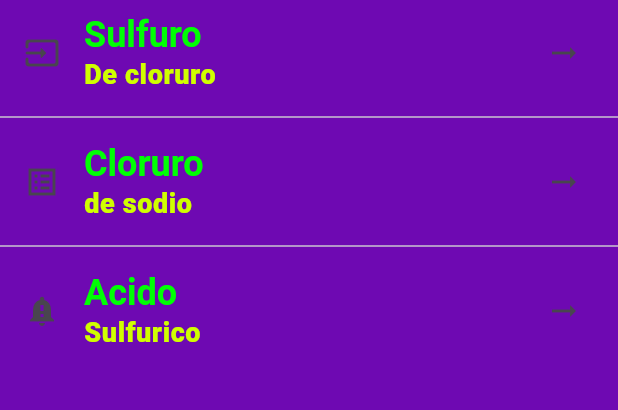
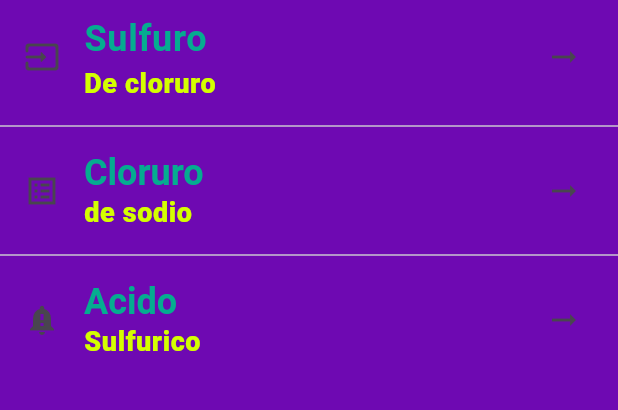
Before and after one commit to ABreloj/componentes_flutter, a Flutter app: the screen it shows after launch, on a phone screen of 412 x 824 dp, the part 84-494 px from its top. Run offline on Flutter 3.47's test engine with Material 3 defaults, Android fonts, the phone set to English and light mode, and no system bars; our stand-ins replace google_fonts; Roboto replaces fonts that are missing (Aladin).

Commit message:
Refactoring and creating of appTheme class

```diff
--- a/lib/main_app.dart
+++ b/lib/main_app.dart
@@ -1,5 +1,7 @@
 import 'package:flutter/material.dart';
-import 'package:practica_3/homeScreen.dart';
+
+import 'package:practica_3/screens/homeScreen.dart';
+import 'package:practica_3/theme/app_theme.dart';
 
 
 class MainApp extends StatelessWidget {
@@ -11,23 +13,7 @@ class MainApp extends StatelessWidget {
     return MaterialApp(
       debugShowCheckedModeBanner: false,
       home: const HomeScreen(),
-      theme: ThemeData(
-        scaffoldBackgroundColor: Color.fromARGB(255, 110, 9, 178),
-        appBarTheme: const AppBarTheme(color: Color.fromARGB(255, 5, 172, 144)),
-        textTheme: const TextTheme(
-          headlineLarge: TextStyle(
-            fontFamily: 'sans-serif',
-            fontSize: 24.0,
-            fontWeight: FontWeight.bold,
-            color: Color.fromARGB(255, 0, 255, 4),
-          ),
-          bodySmall: TextStyle(
-            fontSize: 18.0,
-            fontWeight: FontWeight.w900,
-            color: Color.fromARGB(255, 208, 255, 0),
-          ),
-        ),
-      ),
+      theme: AppTheme.lightTheme,
     );
   }
 }
--- a/lib/homeScreen.dart
+++ b/lib/screens/homeScreen.dart
@@ -1,4 +1,5 @@
 import 'package:flutter/material.dart';
+import 'package:practica_3/theme/app_theme.dart';
 
 class HomeScreen extends StatelessWidget {
   const HomeScreen({super.key});
@@ -13,7 +14,7 @@ class HomeScreen extends StatelessWidget {
           ListView(
             children:  <Widget> [
               ListTile(
-                title: Text('Sulfuro', style: Theme.of(context).textTheme.headlineLarge),
+                title: Text('Sulfuro', style: AppTheme.lightTheme.textTheme.headlineLarge),
                 subtitle: Text('De cloruro', style: Theme.of(context).textTheme.bodySmall),
                 leading: const Icon(Icons.input_rounded),
                 trailing: const Icon(Icons.arrow_right_alt_outlined),
--- /dev/null
+++ b/lib/theme/app_theme.dart
@@ -0,0 +1,33 @@
+import 'package:flutter/material.dart';
+import 'package:google_fonts/google_fonts.dart';
+
+class AppTheme{
+  //Constante del color primario
+  static const primaryColor = Color.fromARGB(255, 5, 172, 144);
+  //Constante del color de fondo
+  static const backColor = Color.fromARGB(255, 110, 9, 178);
+
+  //Constante de color secundario
+  static const secondaryColor = Color.fromARGB(255, 212, 255, 0);
+
+  //Definicion del tema edl color y estilo de la ap
+  static final ThemeData lightTheme = ThemeData.light().copyWith(
+    scaffoldBackgroundColor: backColor,
+    appBarTheme: const AppBarTheme(color: primaryColor),
+    textTheme: TextTheme(
+          headlineLarge: GoogleFonts.aladin(
+            fontSize: 24.0,
+            fontWeight: FontWeight.bold,
+            color: primaryColor,
+          ),
+
+          //Fuentes para textos chiquitos
+          bodySmall: GoogleFonts.zenTokyoZoo(
+            fontSize: 18.0,
+            fontWeight: FontWeight.w900,
+            color: secondaryColor,
+          ),
+        ),
+
+  );
+}
--- a/pubspec.yaml
+++ b/pubspec.yaml
@@ -9,6 +9,7 @@ environment:
 dependencies:
   flutter:
     sdk: flutter
+  google_fonts:
 
 dev_dependencies:
   flutter_test:
```
Also changed, not shown: pubspec.lock.
